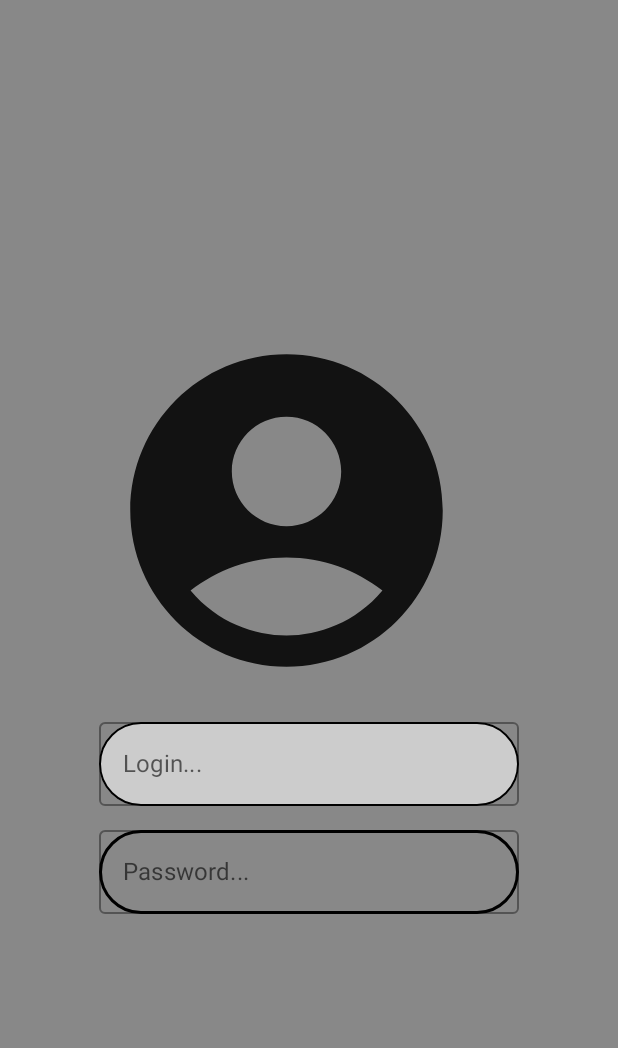
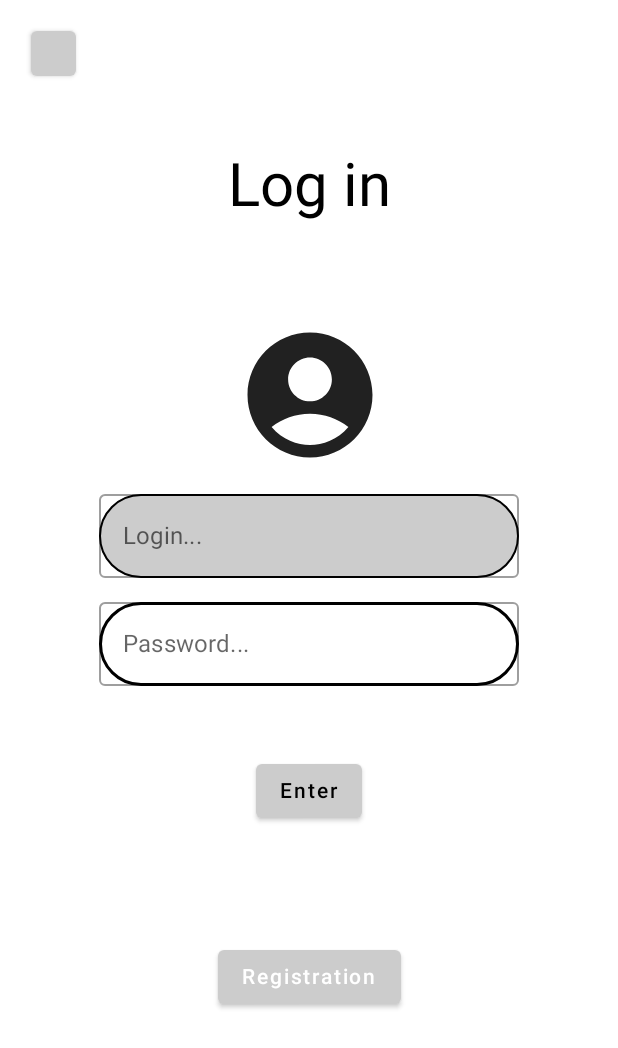
Before and after one commit to nikikrad/FirstComposeProject, an Android app built with Jetpack Compose: the AuthScreen screen opened through its navigation route, on a phone screen of 412 x 824 dp. Shown: the top 1048 px of the screen. Run offline under Robolectric (Android 15) with nearby library versions, the phone set to English and light mode, and no system bars; our stand-ins replace Firebase (no records; nobody signed in at launch, a user with empty details on screens opened directly), Shimmer; network calls fail; pictures from the network do not load; 2 statements that could not run were skipped.

Commit message:
made login screen with registration

```diff
--- a/app/src/main/AndroidManifest.xml
+++ b/app/src/main/AndroidManifest.xml
@@ -6,6 +6,7 @@
     <uses-permission android:name="android.permission.ACCESS_WIFI_STATE" />
 
     <application
+        android:name=".data.di.KoinApp"
         android:allowBackup="true"
         android:dataExtractionRules="@xml/data_extraction_rules"
         android:fullBackupContent="@xml/backup_rules"
--- a/app/src/main/java/com/example/firstcomposeproject/navigation/NavGraph.kt
+++ b/app/src/main/java/com/example/firstcomposeproject/navigation/NavGraph.kt
@@ -10,6 +10,8 @@ import com.example.firstcomposeproject.ui.home.detail.AnimeDetailScreen
 import com.example.firstcomposeproject.ui.search.SearchScreen
 import com.example.firstcomposeproject.ui.settings.SettingScreen
 import com.example.firstcomposeproject.ui.settings.auth.AuthScreen
+import com.example.firstcomposeproject.ui.settings.auth.RegistrationScreen
+import com.example.firstcomposeproject.ui.settings.profile.ProfileScreen
 
 @Composable
 fun NavGraph(
@@ -31,8 +33,14 @@ fun NavGraph(
         composable("detail/{ID}"){
             AnimeDetailScreen(navController , it.arguments?.getString("ID"))
         }
+        composable(Graph.PROFILE){
+            ProfileScreen()
+        }
         composable(Graph.AUTH){
-            AuthScreen()
+            AuthScreen(navController)
+        }
+        composable(Graph.REGISTRATION){
+            RegistrationScreen()
         }
     }
 }
@@ -44,7 +52,9 @@ object Graph {
     const val SEARCH = "search"
     const val FAVORITE = "favorite"
     const val SETTING = "setting"
+    const val PROFILE = "profile"
     const val AUTH = "auth"
+    const val REGISTRATION = "registration"
     const val DETAIL = "detail"
 
 }
--- a/app/src/main/java/com/example/firstcomposeproject/ui/settings/auth/AuthScreen.kt
+++ b/app/src/main/java/com/example/firstcomposeproject/ui/settings/auth/AuthScreen.kt
@@ -1,47 +1,90 @@
 package com.example.firstcomposeproject.ui.settings.auth
 
+import android.annotation.SuppressLint
+import android.content.Context
+import android.widget.ImageButton
+import android.widget.Toast
 import androidx.compose.foundation.background
 import androidx.compose.foundation.border
 import androidx.compose.foundation.layout.*
-import androidx.compose.foundation.shape.AbsoluteCutCornerShape
 import androidx.compose.foundation.shape.RoundedCornerShape
 import androidx.compose.foundation.text.KeyboardOptions
 import androidx.compose.material.*
 import androidx.compose.material.icons.Icons
 import androidx.compose.material.icons.filled.AccountCircle
+import androidx.compose.material.icons.filled.ArrowBack
 import androidx.compose.runtime.*
 import androidx.compose.ui.Alignment
 import androidx.compose.ui.Modifier
+import androidx.compose.ui.geometry.Offset
 import androidx.compose.ui.graphics.Color
-import androidx.compose.ui.graphics.RectangleShape
-import androidx.compose.ui.graphics.Shape
+import androidx.compose.ui.graphics.Shadow
+import androidx.compose.ui.text.TextStyle
+import androidx.compose.ui.text.font.FontStyle
 import androidx.compose.ui.text.input.ImeAction
-import androidx.compose.ui.text.input.KeyboardType
 import androidx.compose.ui.unit.dp
-import com.example.firstcomposeproject.ui.theme.Shapes
-import kotlin.math.log
+import androidx.compose.ui.unit.sp
+import androidx.navigation.NavHostController
+import com.example.firstcomposeproject.navigation.Graph
+import com.google.firebase.auth.FirebaseAuth
+import com.google.firebase.database.DatabaseReference
+import com.google.firebase.database.ktx.database
+import com.google.firebase.ktx.Firebase
+import kotlinx.coroutines.CoroutineScope
+import kotlinx.coroutines.Dispatchers
+import kotlinx.coroutines.launch
+import org.koin.java.KoinJavaComponent.inject
 
+@SuppressLint("UnusedMaterialScaffoldPaddingParameter")
 @Composable
-fun AuthScreen() {
+fun AuthScreen(navController: NavHostController) {
+
+    val auth = FirebaseAuth.getInstance()
+    val database = Firebase.database.reference
     var loginField by remember {
         mutableStateOf("")
     }
     var passwordField by remember {
         mutableStateOf("")
     }
+
     Box(
         modifier = Modifier
             .fillMaxSize()
-            .background(Color.Gray),
-        contentAlignment = Alignment.Center
+            .background(Color.White),
     ) {
+        Button(
+            onClick = {
+                navController.popBackStack()
+            },
+            modifier = Modifier.size(50.dp).padding(top = 20.dp, start = 20.dp),
+        ) {
+            Icon(
+                imageVector = Icons.Default.ArrowBack,
+                contentDescription = "Back",
+                modifier = Modifier.size(25.dp),
+                tint = Color.Black
+            )
+        }
         Column(
             verticalArrangement = Arrangement.spacedBy(16.dp),
+            modifier = Modifier
+                .padding(top = 100.dp)
+                .fillMaxSize(),
+            horizontalAlignment = Alignment.CenterHorizontally
         ) {
+            Text(
+                text = "Log in", style = TextStyle(
+                    color = Color.Black,
+                    fontSize = 40.sp,
+                )
+            )
             Icon(
                 imageVector = Icons.Default.AccountCircle,
                 contentDescription = "accountIcon",
-                modifier = Modifier.size(250.dp)
+                modifier = Modifier
+                    .size(150.dp)
+                    .padding(top = 50.dp)
             )
             OutlinedTextField(
                 value = loginField,
@@ -66,7 +109,7 @@ fun AuthScreen() {
                         shape = RoundedCornerShape(35.dp, 35.dp, 35.dp, 35.dp)
                     ),
                 singleLine = true,
-                )
+            )
 
             OutlinedTextField(
                 value = passwordField,
@@ -86,8 +129,39 @@ fun AuthScreen() {
                 ),
                 singleLine = true
             )
-
-
+            Button(
+                onClick = {
+                    CoroutineScope(Dispatchers.Default).launch {
+                        if (loginField !== "" || passwordField !== "") {
+                            val q = loginField
+                            val t = q
+                            auth.signInWithEmailAndPassword(
+                                loginField,
+                                passwordField
+                            )
+                                .addOnSuccessListener {
+                                    navController.clearBackStack(Graph.SETTING)
+                                }
+                                .addOnFailureListener {
+//                                    Toast.makeText(navController.context, "Incorrect login or password", Toast.LENGTH_SHORT).show()
+                                }
+                        } else {
+//                            Toast.makeText(navController.context, "Fill in all the fields", Toast.LENGTH_SHORT).show()
+                        }
+                    }
+                },
+                modifier = Modifier.padding(top = 30.dp)
+            ) {
+                Text(text = "Enter", color = Color.Black)
+            }
+            Button(
+                onClick = {
+                    navController.navigate(Graph.REGISTRATION)
+                },
+                modifier = Modifier.padding(top = 60.dp)
+            ) {
+                Text(text = "Registration")
+            }
         }
     }
 }
```
Also changed, not shown: app/build.gradle (+11 -0 lines), app/src/main/java/com/example/firstcomposeproject/data/di/AppModule.kt (added, +16 -0 lines), app/src/main/java/com/example/firstcomposeproject/data/di/KoinApp.kt (added, +15 -0 lines), app/src/main/java/com/example/firstcomposeproject/ui/home/detail/AnimeDetailScreen.kt (+13 -10 lines), app/src/main/java/com/example/firstcomposeproject/ui/settings/SettingScreen.kt (+13 -8 lines), app/src/main/java/com/example/firstcomposeproject/ui/settings/auth/RegistrationScreen.kt (added, +13 -0 lines), app/src/main/java/com/example/firstcomposeproject/ui/settings/profile/ProfileScreen.kt (added, +56 -0 lines).
